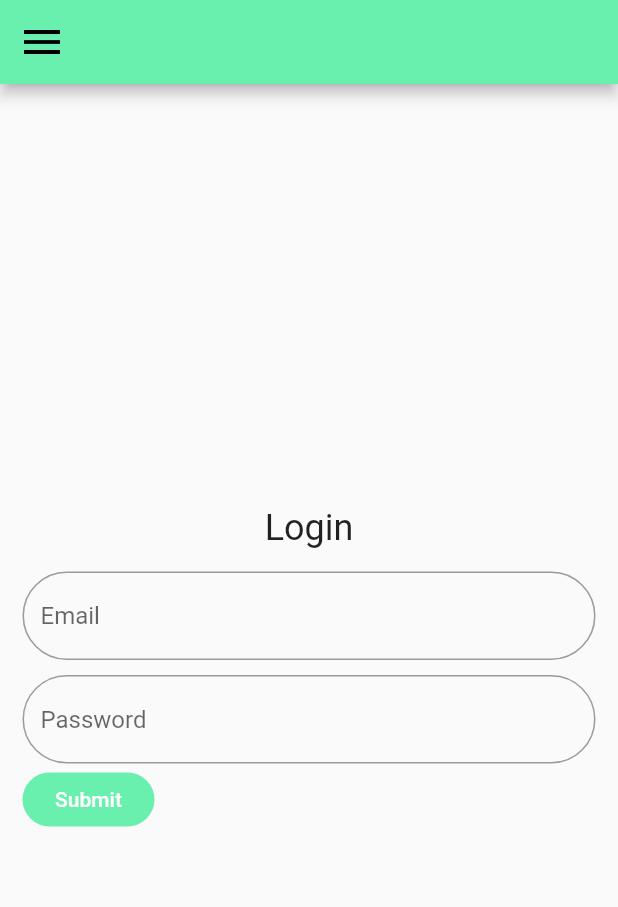
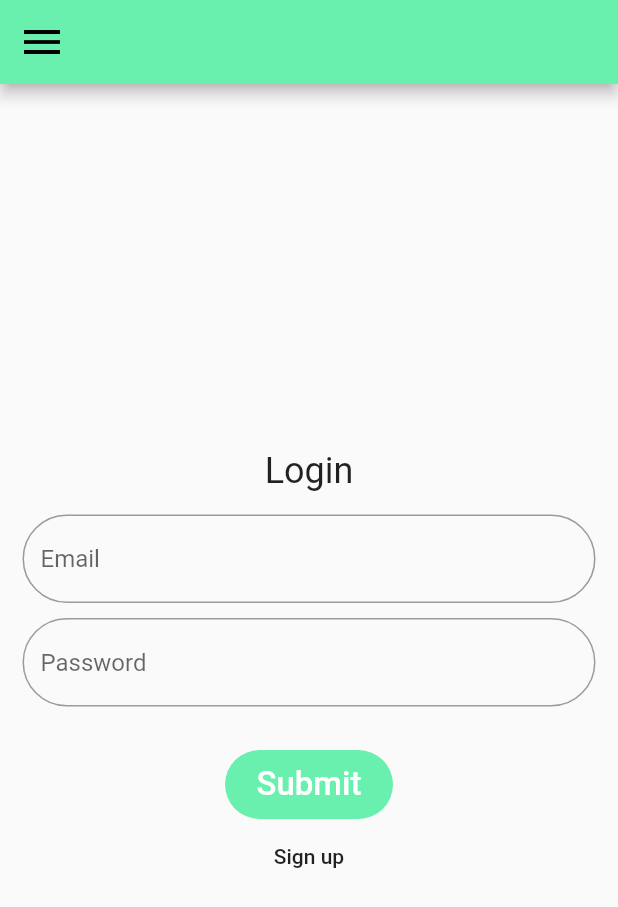
Before and after one commit to jessebelcourt/travel-gear-mobile, a Flutter app: the LoginView screen opened by its route, on a phone screen of 412 x 824 dp. Shown: the top 907 px of the screen. Run offline on Flutter 3.47's test engine with Material 2 defaults, Android fonts, the phone set to English and light mode, and no system bars; our stand-ins replace dio, equatable, flutter_redux, flutter_secure_storage, redux; accounts and stored records are empty; network calls fail.

Commit message:
LoginView has all login elements.

```diff
--- a/lib/ui/views/login_view.dart
+++ b/lib/ui/views/login_view.dart
@@ -31,7 +31,15 @@ class _LoginViewState extends State<LoginView> {
                 _buildViewLabel(),
                 _buildEmailField(),
                 _buildPasswordField(),
-                _submitButton(context),
+                _buildSubmitButton(),
+                FlatButton(
+                  child: Text(
+                    'Sign up',
+                  ),
+                  onPressed: () {
+                    print('go to register view');
+                  },
+                ),
               ],
             ),
           ],
@@ -40,8 +48,9 @@ class _LoginViewState extends State<LoginView> {
     );
   }
 
-  Row _submitButton(BuildContext context) {
+  Row _buildSubmitButton() {
     return Row(
+      mainAxisAlignment: MainAxisAlignment.center,
       children: <Widget>[
         FlatButton(
           shape: RoundedRectangleBorder(
@@ -50,12 +59,14 @@ class _LoginViewState extends State<LoginView> {
           color: Theme.of(context).primaryColor,
           child: Container(
             padding: EdgeInsets.symmetric(
-                        vertical: 5,
+              vertical: 10,
+              horizontal: 5,
             ),
             child: Text(
               'Submit',
               style: TextStyle(
                 color: Colors.white,
+                fontSize: 22,
               ),
             ),
           ),
@@ -84,6 +95,7 @@ class _LoginViewState extends State<LoginView> {
 
   Container _buildPasswordField() {
     return Container(
+      margin: EdgeInsets.only(bottom: 28),
       child: TextField(
         obscureText: true,
         decoration: InputDecoration(
```
Lines whose indentation alone changed are shown as unchanged.
